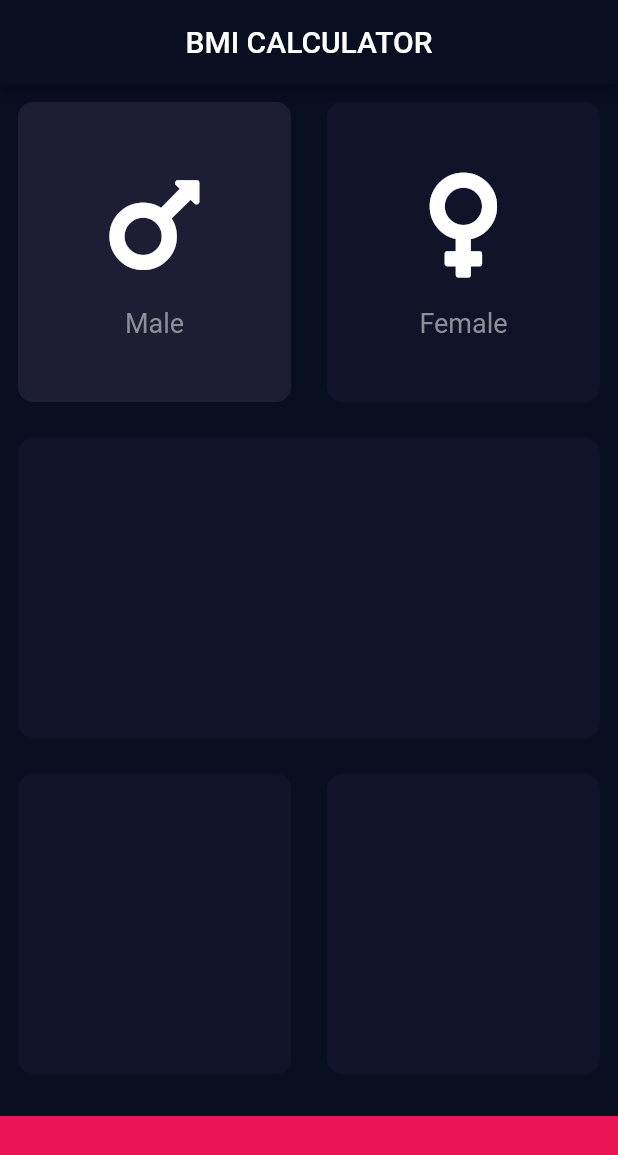
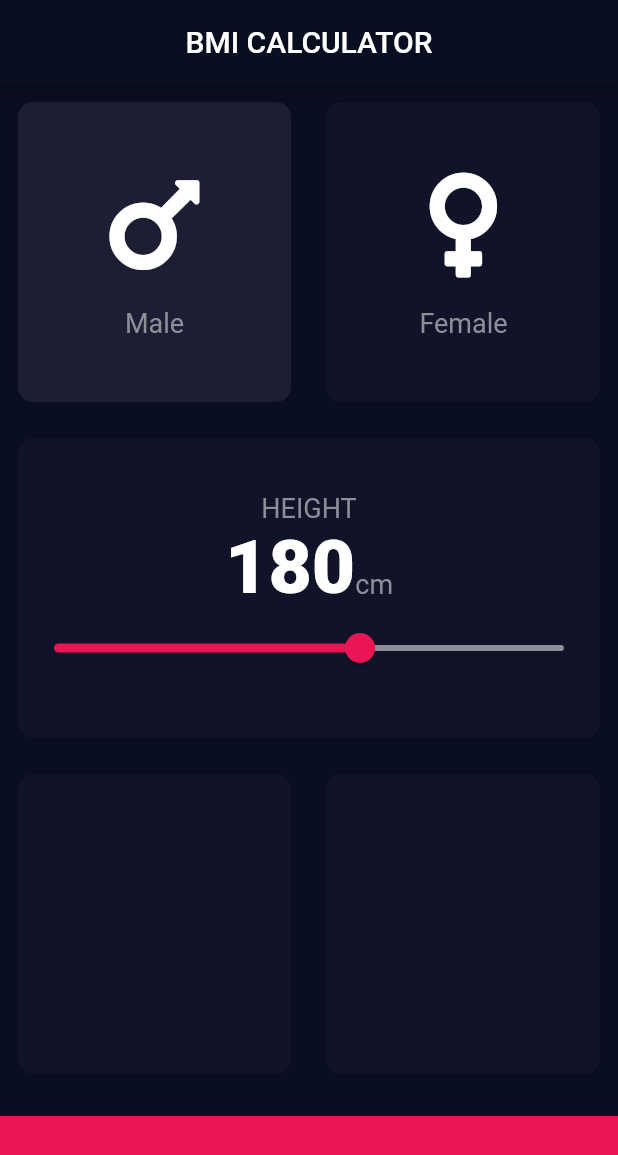
Before and after one commit to jvsena42/bmi_calculator, a Flutter app: the screen it shows after launch, after a tap on "Male", on a phone screen of 412 x 824 dp. Shown: the top 1155 px of the screen. Run offline on Flutter 3.47's test engine with Material 2 defaults, Android fonts, the phone set to English and light mode, and no system bars; our stand-ins replace font_awesome_flutter.

```diff
--- /dev/null
+++ b/lib/constants.dart
@@ -0,0 +1,19 @@
+
+import 'package:flutter/material.dart';
+
+const kBottomContainerHeight = 80.0;
+
+const kGrayText = Color(0XFF8D8E98);
+const kBottomContainerColor = Color(0XFFEB1555);
+const kActiveCardColor = Color(0XFF1D1E33);
+const kInactiveCardColor = Color(0XFF111328);
+
+const kLabelStyle = TextStyle(
+  fontSize: 18.0,
+  color: kGrayText,
+);
+
+const kNumberTextStyle = TextStyle(
+  fontSize: 50.0,
+  fontWeight: FontWeight.w900,
+);
--- a/lib/icon_content.dart
+++ b/lib/icon_content.dart
@@ -1,12 +1,9 @@
 
 import 'package:flutter/widgets.dart';
 import 'package:font_awesome_flutter/font_awesome_flutter.dart';
+import 'constants.dart';
 
-const grayText = Color(0XFF8D8E98);
-const labelStyle = TextStyle(
-  fontSize: 18.0,
-  color: grayText,
-);
+
 const iconSize = 80.0;
 
 class ColumnGender extends StatelessWidget {
@@ -30,7 +27,7 @@ class ColumnGender extends StatelessWidget {
         ),
         Text(
           label,
-          style: labelStyle,
+          style: kLabelStyle,
         ),
       ],
     );
--- a/lib/input_page.dart
+++ b/lib/input_page.dart
@@ -1,10 +1,10 @@
 import 'package:bmi_calculator/icon_content.dart';
 import 'package:bmi_calculator/resusable_card.dart';
+import 'package:flutter/cupertino.dart';
 import 'package:flutter/material.dart';
 import 'package:font_awesome_flutter/font_awesome_flutter.dart';
 
-const bottomContainerHeight = 80.0;
-const bottomContainerColor = Color(0XFFEB1555);
+import 'constants.dart';
 
 enum Gender { male, female }
 
@@ -14,19 +14,20 @@ class InputPage extends StatefulWidget {
 }
 
 class _InputPageState extends State<InputPage> {
-  Color maleColor = inactiveCardColor;
-  Color femaleColor = activeCardColor;
+  Color maleColor = kInactiveCardColor;
+  Color femaleColor = kActiveCardColor;
+  int height = 180;
 
   void updateColor(Gender gender) {
-   setState(() {
-     if (gender == Gender.male) {
-       maleColor = activeCardColor;
-       femaleColor = inactiveCardColor;
-     } else {
-       maleColor = inactiveCardColor;
-       femaleColor = activeCardColor;
-     }
-   });
+    setState(() {
+      if (gender == Gender.male) {
+        maleColor = kActiveCardColor;
+        femaleColor = kInactiveCardColor;
+      } else {
+        maleColor = kInactiveCardColor;
+        femaleColor = kActiveCardColor;
+      }
+    });
   }
 
   @override
@@ -37,6 +38,7 @@ class _InputPageState extends State<InputPage> {
         title: Text('BMI CALCULATOR'),
       ),
       body: Column(
+        crossAxisAlignment: CrossAxisAlignment.stretch,
         children: [
           Expanded(
             child: Row(
@@ -53,7 +55,44 @@ class _InputPageState extends State<InputPage> {
               ],
             ),
           ),
-          CustomCard(),
+          CustomCard(
+            cardChild: Column(
+              mainAxisAlignment: MainAxisAlignment.center,
+              children: [
+                Text(
+                  'HEIGHT',
+                  style: kLabelStyle,
+                ),
+                Row(
+                  mainAxisAlignment: MainAxisAlignment.center,
+                  crossAxisAlignment: CrossAxisAlignment.baseline,
+                  textBaseline: TextBaseline.alphabetic,
+                  children: [
+                    Text(
+                      height.toString(),
+                      style: kNumberTextStyle,
+                    ),
+                    Text(
+                      'cm',
+                      style: kLabelStyle,
+                    ),
+                  ],
+                ),
+                Slider(
+                  value: height.toDouble(),
+                  min: 120.0,
+                  max: 220.0,
+                  activeColor: Color(0XFFEB1555),
+                  inactiveColor: kGrayText,
+                  onChanged: (double newValue) {
+                    setState(() {
+                      height = newValue.round();
+                    });
+                  },
+                ),
+              ],
+            ),
+          ),
           Expanded(
             child: Row(
               children: [
@@ -64,8 +103,8 @@ class _InputPageState extends State<InputPage> {
           ),
           Container(
             margin: EdgeInsets.only(top: 16.0),
-            color: bottomContainerColor,
-            height: bottomContainerHeight,
+            color: kBottomContainerColor,
+            height: kBottomContainerHeight,
             width: double.infinity,
           )
         ],
--- a/lib/resusable_card.dart
+++ b/lib/resusable_card.dart
@@ -1,11 +1,9 @@
 import 'package:flutter/material.dart';
 import 'package:flutter/widgets.dart';
-
-const activeCardColor = Color(0XFF1D1E33);
-const inactiveCardColor = Color(0XFF111328);
+import 'constants.dart';
 
 class CustomCard extends StatelessWidget {
-  CustomCard({this.bgColor = inactiveCardColor, this.cardChild, this.onPress});
+  CustomCard({this.bgColor = kInactiveCardColor, this.cardChild, this.onPress});
 
   final Color bgColor;
   final Widget? cardChild;
```
